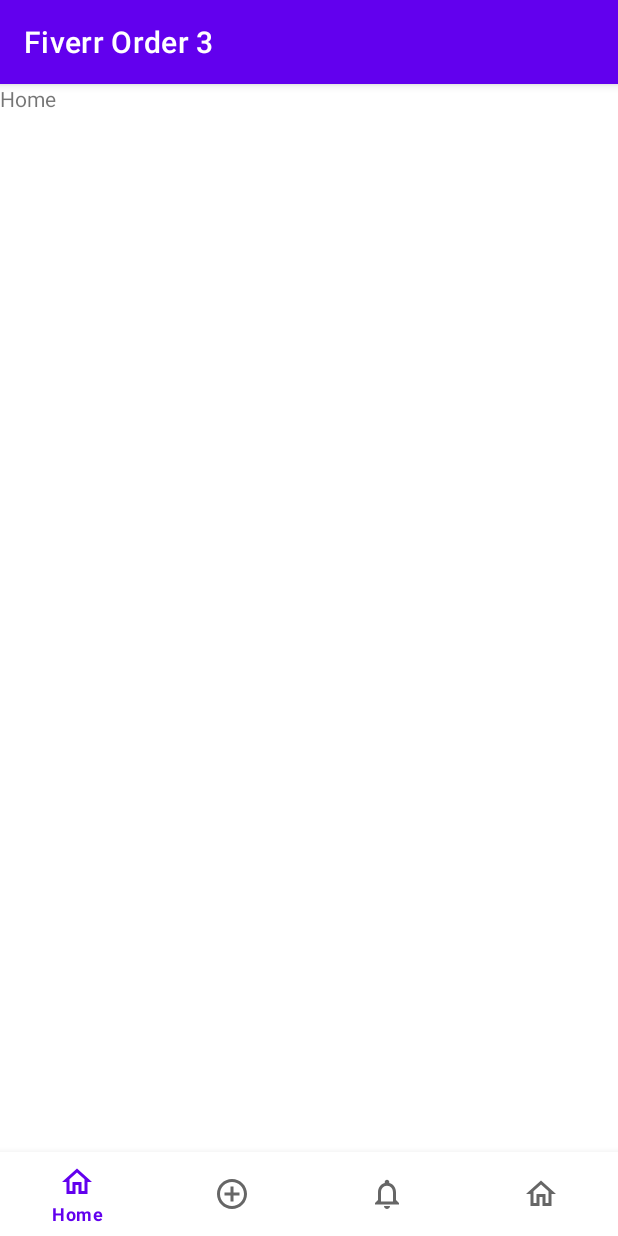
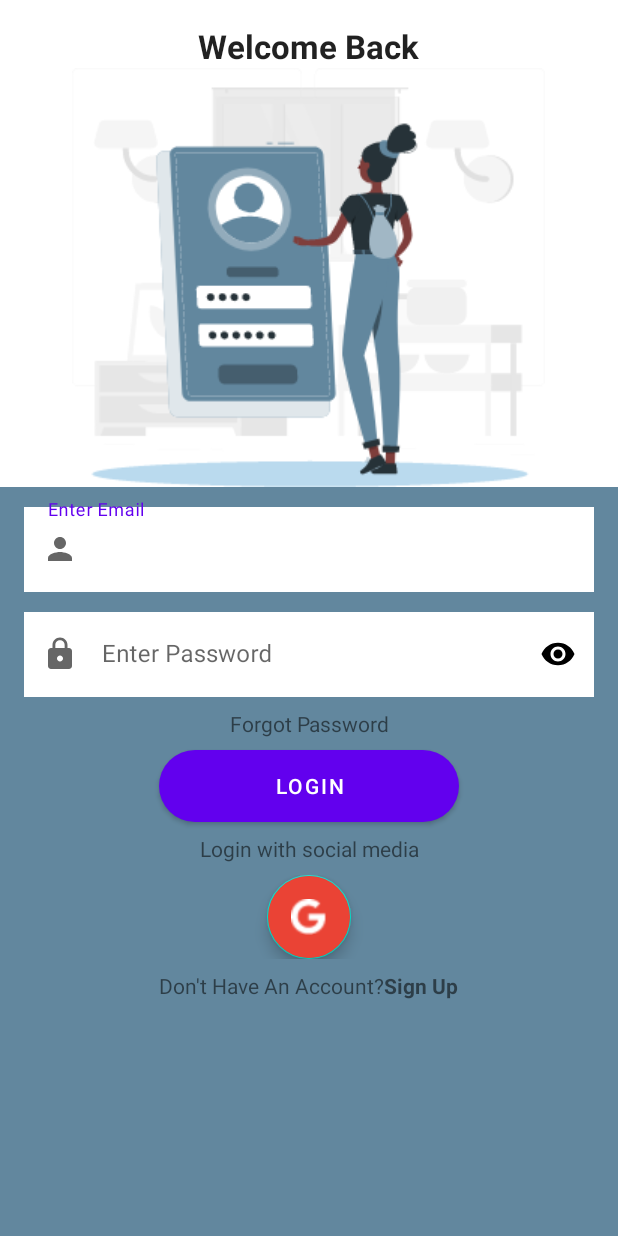
Before and after one commit to zancheema/snake-game-3, an Android app: the screen it shows after launch (MainActivity), on a phone screen of 412 x 824 dp. Run offline under Robolectric (Android 15) with nearby library versions, the phone set to English and light mode, and no system bars; our stand-ins replace Firebase (no records; nobody signed in at launch, a user with empty details on screens opened directly), navigation-ui.

Commit message:
designed fragment_login.xml

```diff
--- a/app/build.gradle
+++ b/app/build.gradle
@@ -1,6 +1,7 @@
 plugins {
     id 'com.android.application'
     id 'kotlin-android'
+    id 'com.google.gms.google-services'
 }
 
 android {
@@ -42,6 +43,10 @@ dependencies {
     implementation 'androidx.navigation:navigation-fragment-ktx:2.3.3'
     implementation 'androidx.navigation:navigation-ui-ktx:2.3.3'
     implementation 'androidx.legacy:legacy-support-v4:1.0.0'
+
+    implementation platform('com.google.firebase:firebase-bom:26.7.0')
+    implementation 'com.google.firebase:firebase-auth-ktx:20.0.2'
+
     testImplementation 'junit:junit:4.+'
     androidTestImplementation 'androidx.test.ext:junit:1.1.2'
     androidTestImplementation 'androidx.test.espresso:espresso-core:3.3.0'
--- /dev/null
+++ b/app/src/main/java/com/example/android/socialnetwork/LoginFragment.kt
@@ -0,0 +1,18 @@
+package com.example.android.socialnetwork
+
+import android.os.Bundle
+import androidx.fragment.app.Fragment
+import android.view.LayoutInflater
+import android.view.View
+import android.view.ViewGroup
+
+class LoginFragment : Fragment() {
+
+    override fun onCreateView(
+        inflater: LayoutInflater, container: ViewGroup?,
+        savedInstanceState: Bundle?
+    ): View? {
+        // Inflate the layout for this fragment
+        return inflater.inflate(R.layout.fragment_login, container, false)
+    }
+}
--- a/app/src/main/java/com/example/android/socialnetwork/MainActivity.kt
+++ b/app/src/main/java/com/example/android/socialnetwork/MainActivity.kt
@@ -2,9 +2,12 @@ package com.example.android.socialnetwork
 
 import androidx.appcompat.app.AppCompatActivity
 import android.os.Bundle
+import android.view.View
 import androidx.navigation.fragment.NavHostFragment
 import androidx.navigation.ui.setupWithNavController
 import com.google.android.material.bottomnavigation.BottomNavigationView
+import com.google.firebase.auth.ktx.auth
+import com.google.firebase.ktx.Firebase
 
 class MainActivity : AppCompatActivity() {
     override fun onCreate(savedInstanceState: Bundle?) {
@@ -15,7 +18,24 @@ class MainActivity : AppCompatActivity() {
         val navHostFragment =
             supportFragmentManager.findFragmentById(R.id.navHostFragment) as NavHostFragment
         val navController = navHostFragment.navController
-        findViewById<BottomNavigationView>(R.id.bottomNav)
-            .setupWithNavController(navController)
+        val bottomNav = findViewById<BottomNavigationView>(R.id.bottomNav)
+        bottomNav.setupWithNavController(navController)
+
+        /** show login if not logged in */
+        if (Firebase.auth.currentUser == null) {
+            navController.navigate(R.id.action_global_loginFragment)
+        }
+
+        /** observe currently showing fragment */
+        navController.addOnDestinationChangedListener {
+            _, destination, _ ->
+            run {
+                if (destination.id == R.id.loginFragment) {
+                    bottomNav.visibility = View.GONE
+                } else {
+                    bottomNav.visibility = View.VISIBLE
+                }
+            }
+        }
     }
 }
--- /dev/null
+++ b/app/src/main/res/drawable/button_bg.xml
@@ -0,0 +1,6 @@
+<?xml version="1.0" encoding="utf-8"?>
+<shape xmlns:android="http://schemas.android.com/apk/res/android" android:shape="rectangle">
+
+    <solid android:color="@color/theme_blue" />
+    <corners android:radius="50dp" />
+</shape>
--- /dev/null
+++ b/app/src/main/res/drawable/ic_baseline_lock_24.xml
@@ -0,0 +1,10 @@
+<vector xmlns:android="http://schemas.android.com/apk/res/android"
+    android:width="24dp"
+    android:height="24dp"
+    android:viewportWidth="24"
+    android:viewportHeight="24"
+    android:tint="?attr/colorControlNormal">
+  <path
+      android:fillColor="@android:color/white"
+      android:pathData="M18,8h-1L17,6c0,-2.76 -2.24,-5 -5,-5S7,3.24 7,6v2L6,8c-1.1,0 -2,0.9 -2,2v10c0,1.1 0.9,2 2,2h12c1.1,0 2,-0.9 2,-2L20,10c0,-1.1 -0.9,-2 -2,-2zM12,17c-1.1,0 -2,-0.9 -2,-2s0.9,-2 2,-2 2,0.9 2,2 -0.9,2 -2,2zM15.1,8L8.9,8L8.9,6c0,-1.71 1.39,-3.1 3.1,-3.1 1.71,0 3.1,1.39 3.1,3.1v2z"/>
+</vector>
--- /dev/null
+++ b/app/src/main/res/drawable/ic_baseline_person_24.xml
@@ -0,0 +1,10 @@
+<vector xmlns:android="http://schemas.android.com/apk/res/android"
+    android:width="24dp"
+    android:height="24dp"
+    android:viewportWidth="24"
+    android:viewportHeight="24"
+    android:tint="?attr/colorControlNormal">
+  <path
+      android:fillColor="@android:color/white"
+      android:pathData="M12,12c2.21,0 4,-1.79 4,-4s-1.79,-4 -4,-4 -4,1.79 -4,4 1.79,4 4,4zM12,14c-2.67,0 -8,1.34 -8,4v2h16v-2c0,-2.66 -5.33,-4 -8,-4z"/>
+</vector>
--- /dev/null
+++ b/app/src/main/res/layout/fragment_login.xml
@@ -0,0 +1,133 @@
+<?xml version="1.0" encoding="utf-8"?>
+<LinearLayout xmlns:android="http://schemas.android.com/apk/res/android"
+    xmlns:app="http://schemas.android.com/apk/res-auto"
+    xmlns:tools="http://schemas.android.com/tools"
+    android:layout_width="match_parent"
+    android:layout_height="match_parent"
+    android:orientation="vertical"
+    tools:context=".LoginFragment">
+
+    <TextView
+        android:layout_width="wrap_content"
+        android:layout_height="wrap_content"
+        android:layout_gravity="center"
+        android:layout_marginTop="16dp"
+        android:text="@string/welcome_back"
+        android:textAppearance="@style/TextAppearance.AppCompat.Large"
+        android:textStyle="bold" />
+
+    <ImageView
+        android:layout_width="wrap_content"
+        android:layout_height="wrap_content"
+        android:layout_gravity="center"
+        android:src="@drawable/girl_standing" />
+
+    <androidx.core.widget.NestedScrollView
+        android:layout_width="match_parent"
+        android:layout_height="match_parent"
+        android:background="@color/theme_blue">
+
+        <LinearLayout
+            android:layout_width="match_parent"
+            android:layout_height="match_parent"
+            android:gravity="center"
+            android:orientation="vertical">
+
+            <com.google.android.material.textfield.TextInputLayout
+                style="@style/Widget.MaterialComponents.TextInputLayout.OutlinedBox"
+                android:layout_width="match_parent"
+                android:layout_height="wrap_content"
+                android:layout_marginHorizontal="16dp"
+                android:layout_marginTop="8dp"
+                app:startIconDrawable="@drawable/ic_baseline_person_24">
+
+                <com.google.android.material.textfield.TextInputEditText
+                    android:id="@+id/etEmail"
+                    android:layout_width="match_parent"
+                    android:layout_height="wrap_content"
+                    android:background="@color/white"
+                    android:hint="@string/enter_email" />
+
+            </com.google.android.material.textfield.TextInputLayout>
+
+            <com.google.android.material.textfield.TextInputLayout
+                style="@style/Widget.MaterialComponents.TextInputLayout.OutlinedBox"
+                android:layout_width="match_parent"
+                android:layout_height="wrap_content"
+                android:layout_marginHorizontal="16dp"
+                android:layout_marginTop="8dp"
+                app:passwordToggleEnabled="true"
+                app:passwordToggleTint="#000000"
+                app:startIconDrawable="@drawable/ic_baseline_lock_24">
+
+                <com.google.android.material.textfield.TextInputEditText
+                    android:id="@+id/etPassword"
+                    android:layout_width="match_parent"
+                    android:layout_height="wrap_content"
+                    android:background="@color/white"
+                    android:hint="@string/enter_password"
+                    android:inputType="textPassword" />
+            </com.google.android.material.textfield.TextInputLayout>
+
+            <TextView
+                android:layout_width="match_parent"
+                android:layout_height="wrap_content"
+                android:layout_marginTop="8dp"
+                android:gravity="center"
+                android:text="@string/forgot_password" />
+
+            <Button
+                android:id="@+id/loginButton"
+                android:layout_width="200dp"
+                android:layout_height="wrap_content"
+                android:layout_gravity="center"
+                android:layout_marginTop="8dp"
+                android:background="@drawable/button_bg"
+                android:text="@string/login" />
+
+            <TextView
+                android:layout_width="match_parent"
+                android:layout_height="wrap_content"
+                android:layout_marginTop="8dp"
+                android:gravity="center"
+                android:text="@string/login_with_social_media" />
+
+            <LinearLayout
+                android:layout_width="match_parent"
+                android:layout_height="wrap_content"
+                android:layout_marginTop="8dp"
+                android:gravity="center"
+                android:orientation="horizontal">
+
+                <com.google.android.material.floatingactionbutton.FloatingActionButton
+                    android:id="@+id/googleLoginButton"
+                    android:layout_width="wrap_content"
+                    android:layout_height="wrap_content"
+                    android:backgroundTint="@color/google_orange"
+                    android:elevation="0dp"
+                    android:src="@drawable/google_logo"
+                    app:tint="@color/white" />
+            </LinearLayout>
+
+            <LinearLayout
+                android:layout_width="match_parent"
+                android:layout_height="match_parent"
+                android:layout_marginTop="8dp"
+                android:gravity="center"
+                android:orientation="horizontal">
+
+                <TextView
+                    android:layout_width="wrap_content"
+                    android:layout_height="wrap_content"
+                    android:text="@string/dont_have_account" />
+
+                <TextView
+                    android:id="@+id/signUpText"
+                    android:layout_width="wrap_content"
+                    android:layout_height="wrap_content"
+                    android:text="@string/signUp"
+                    android:textStyle="bold" />
+            </LinearLayout>
+        </LinearLayout>
+    </androidx.core.widget.NestedScrollView>
+</LinearLayout>
--- a/app/src/main/res/navigation/nav_graph.xml
+++ b/app/src/main/res/navigation/nav_graph.xml
@@ -25,4 +25,12 @@
         android:name="com.example.android.socialnetwork.post.PostFragment"
         android:label="fragment_post"
         tools:layout="@layout/fragment_post" />
+    <fragment
+        android:id="@+id/loginFragment"
+        android:name="com.example.android.socialnetwork.LoginFragment"
+        android:label="fragment_login"
+        tools:layout="@layout/fragment_login" />
+    <action
+        android:id="@+id/action_global_loginFragment"
+        app:destination="@id/loginFragment" />
 </navigation>
--- a/app/src/main/res/values-night/themes.xml
+++ b/app/src/main/res/values-night/themes.xml
@@ -10,7 +10,7 @@
         <item name="colorSecondaryVariant">@color/teal_200</item>
         <item name="colorOnSecondary">@color/black</item>
         <!-- Status bar color. -->
-        <item name="android:statusBarColor" tools:targetApi="l">?attr/colorPrimaryVariant</item>
+        <item name="android:statusBarColor" tools:targetApi="l">@color/white</item>
         <!-- Customize your theme here. -->
     </style>
 </resources>
--- a/app/src/main/res/values/colors.xml
+++ b/app/src/main/res/values/colors.xml
@@ -7,4 +7,6 @@
     <color name="teal_700">#FF018786</color>
     <color name="black">#FF000000</color>
     <color name="white">#FFFFFFFF</color>
+    <color name="theme_blue">#62879E</color>
+    <color name="google_orange">#EA4335</color>
 </resources>
--- a/app/src/main/res/values/strings.xml
+++ b/app/src/main/res/values/strings.xml
@@ -2,4 +2,12 @@
     <string name="app_name">Fiverr Order 3</string>
     <!-- TODO: Remove or change this placeholder text -->
     <string name="hello_blank_fragment">Hello blank fragment</string>
+    <string name="welcome_back">Welcome Back</string>
+    <string name="forgot_password">Forgot Password</string>
+    <string name="enter_email">Enter Email</string>
+    <string name="enter_password">Enter Password</string>
+    <string name="dont_have_account">Don\'t Have An Account? </string>
+    <string name="login">Login</string>
+    <string name="login_with_social_media">Login with social media</string>
+    <string name="signUp">Sign Up</string>
 </resources>
--- a/app/src/main/res/values/themes.xml
+++ b/app/src/main/res/values/themes.xml
@@ -1,6 +1,6 @@
 <resources xmlns:tools="http://schemas.android.com/tools">
     <!-- Base application theme. -->
-    <style name="Theme.FiverrOrder3" parent="Theme.MaterialComponents.DayNight.DarkActionBar">
+    <style name="Theme.FiverrOrder3" parent="Theme.MaterialComponents.DayNight.NoActionBar">
         <!-- Primary brand color. -->
         <item name="colorPrimary">@color/purple_500</item>
         <item name="colorPrimaryVariant">@color/purple_700</item>
--- a/build.gradle
+++ b/build.gradle
@@ -8,6 +8,7 @@ buildscript {
     dependencies {
         classpath "com.android.tools.build:gradle:4.1.2"
         classpath "org.jetbrains.kotlin:kotlin-gradle-plugin:$kotlin_version"
+        classpath 'com.google.gms:google-services:4.3.5'
 
         // NOTE: Do not place your application dependencies here; they belong
         // in the individual module build.gradle files
```
Also changed, not shown: app/src/main/res/drawable/girl_standing.png (added), app/src/main/res/drawable/google_logo.png (added), 1 other file.
